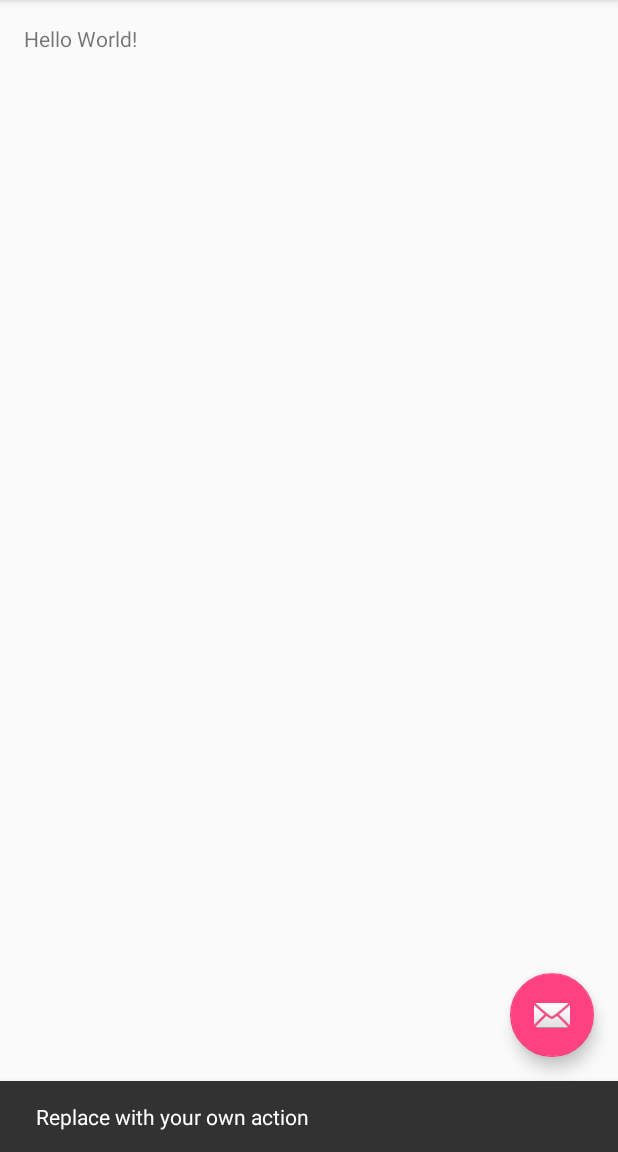
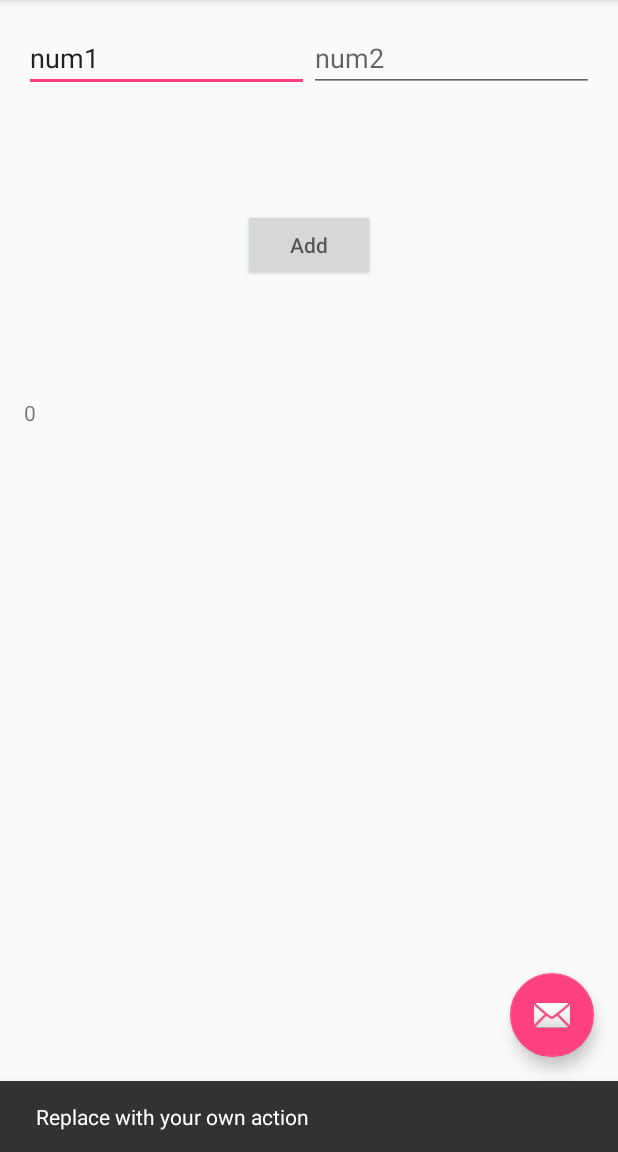
Before and after one commit to jkapich/Lab3, an Android app: the screen it shows after launch (MainActivity), after a tap on an icon or button, on a phone screen of 412 x 824 dp, the part 84-1236 px from its top. Run offline under Robolectric (Android 15) with nearby library versions, the phone set to English and light mode, and no system bars; 1 other tap on this screen came first.

```diff
--- a/app/src/main/res/layout/content_main.xml
+++ b/app/src/main/res/layout/content_main.xml
@@ -12,9 +12,39 @@
     tools:context="com.example.jkapi.testprojecttake2.MainActivity"
     tools:showIn="@layout/activity_main">
 
-    <TextView
-        android:id="@+id/tv1"
+    <LinearLayout
+        android:layout_width="fill_parent"
+        android:layout_height="wrap_content"
+        android:id="@+id/linearLayout">
+        <EditText
+            android:id="@+id/num1"
+            android:layout_width="fill_parent"
+            android:layout_height="wrap_content"
+            android:layout_weight="1"
+            android:text="num1"/>
+        <EditText
+            android:id="@+id/num2"
+            android:layout_width="fill_parent"
+            android:layout_height="wrap_content"
+            android:layout_weight="1"
+            android:hint="num2"/>
+    </LinearLayout>
+
+    <Button
+        android:id="@+id/bestButton"
         android:layout_width="wrap_content"
         android:layout_height="wrap_content"
-        android:text="Hello World!" />
+        android:hint="Add"
+        android:layout_marginTop="78dp"
+        android:layout_below="@+id/linearLayout"
+        android:layout_centerHorizontal="true" />
+
+    <TextView
+        android:id="@+id/resultView"
+        android:hint="Sum: ..."
+        android:layout_width="fill_parent"
+        android:layout_height="wrap_content"
+        android:layout_below="@+id/bestButton"
+        android:layout_marginTop="78dp"
+        android:layout_centerHorizontal="true"/>
 </RelativeLayout>
```
Also changed, not shown: app/src/main/java/com/example/jkapi/testprojecttake2/MainActivity.java (+26 -0 lines), 1 other file.
